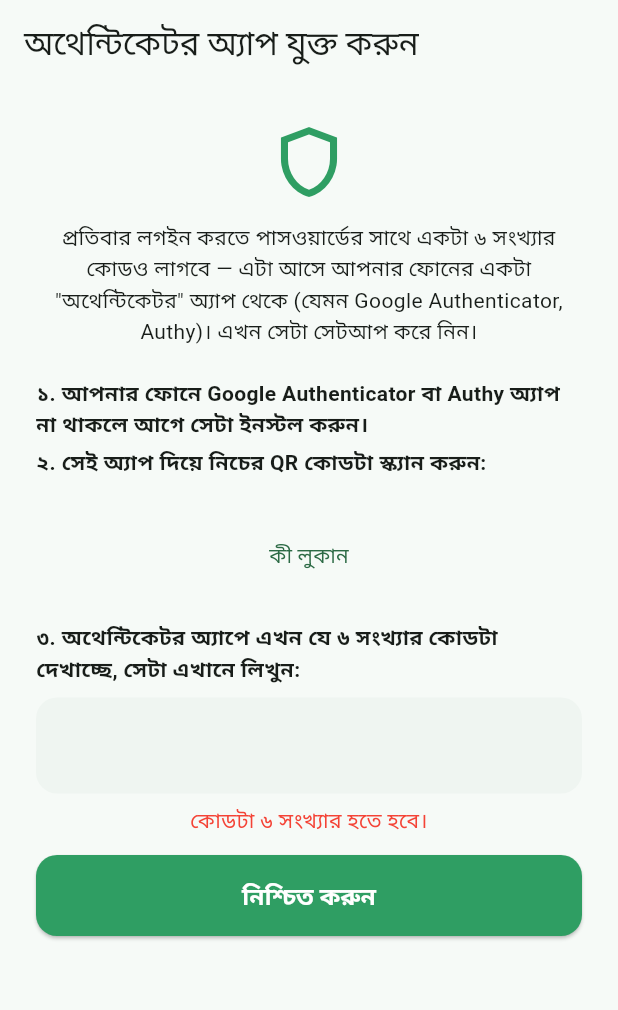
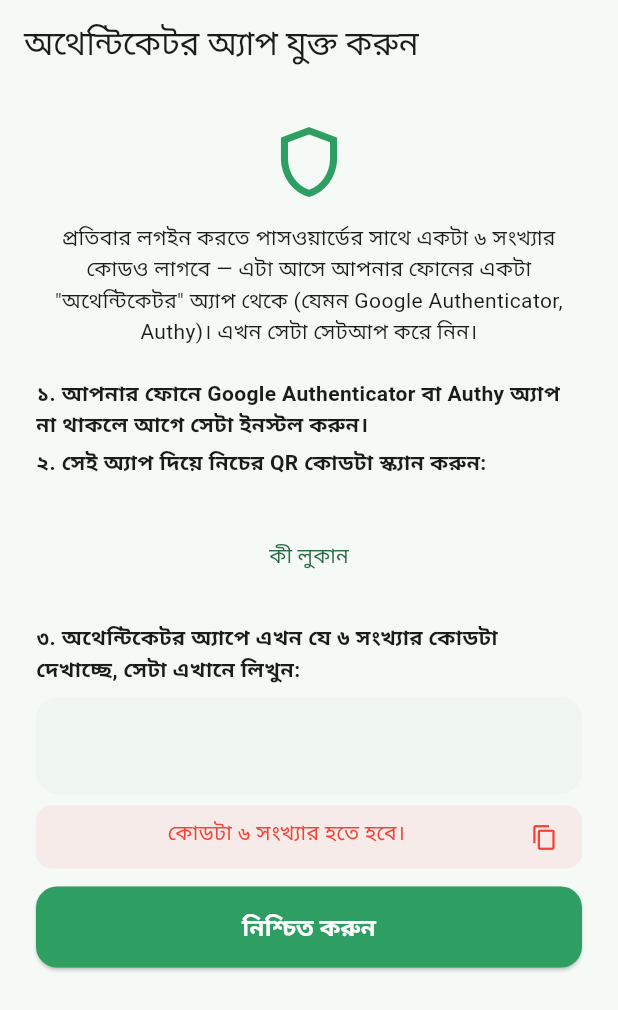
Before and after one commit to mamun-qamarix/parsonal, a Flutter app: the TotpSetupScreen screen opened directly, after a tap on "স্ক্যান করতে না পারলে — কী হাতে টাইপ করু", after a tap on "নিশ্চিত করুন", on a phone screen of 412 x 824 dp. Shown: the top 1010 px of the screen. Run offline on Flutter 3.47's test engine with Material 3 defaults, Android fonts, the phone set to English and light mode, and no system bars; our stand-ins replace camera, dio, file_picker, flutter_secure_storage, image_picker, qr_flutter and 2 more; missing offline and left inert: cryptography, google_mlkit_face_detection, mobile_scanner, record; accounts and stored records are empty; network calls fail.

Commit message:
Add copy button to error messages app-wide
New widgets/error_message_box.dart: shows an error with a small copy
icon next to it, and a showCopyableErrorSnackBar() helper adding a 'কপি'
action to SnackBar-based errors. Applied everywhere an API error is
displayed (onboarding, login, TOTP setup/verify, face verify, create
entry, consent decisions, settings) so the exact text can be copied and
reported instead of retyped or screenshotted.

```diff
--- a/mobile_app/lib/screens/auth/face_verify_screen.dart
+++ b/mobile_app/lib/screens/auth/face_verify_screen.dart
@@ -5,6 +5,7 @@ import '../../core/network/error_helper.dart';
 import '../../core/theme/app_theme.dart';
 import '../../providers/session_provider.dart';
 import '../../services/auth_service.dart';
+import '../../widgets/error_message_box.dart';
 import 'face_capture_screen.dart';
 
 class FaceVerifyScreen extends StatefulWidget {
@@ -65,7 +66,7 @@ class _FaceVerifyScreenState extends State<FaceVerifyScreen> {
               const SizedBox(height: 16),
               const Text('এবার নিশ্চিত করুন সত্যিই আপনি এসেছেন।', textAlign: TextAlign.center),
               const SizedBox(height: 24),
-              if (_error != null) Padding(padding: const EdgeInsets.only(bottom: 12), child: Text(_error!, style: const TextStyle(color: Colors.red), textAlign: TextAlign.center)),
+              if (_error != null) Padding(padding: const EdgeInsets.only(bottom: 12), child: ErrorMessageBox(_error!, textAlign: TextAlign.center)),
               ElevatedButton.icon(
                 icon: const Icon(Icons.camera_alt),
                 onPressed: _loading ? null : _start,
--- a/mobile_app/lib/screens/auth/login_screen.dart
+++ b/mobile_app/lib/screens/auth/login_screen.dart
@@ -6,6 +6,7 @@ import '../../core/security/duress_service.dart';
 import '../../core/theme/app_theme.dart';
 import '../../providers/session_provider.dart';
 import '../../services/auth_service.dart';
+import '../../widgets/error_message_box.dart';
 import '../../widgets/password_field.dart';
 import 'password_reset_screen.dart';
 
@@ -74,7 +75,7 @@ class _LoginScreenState extends State<LoginScreen> {
                 onSubmitted: (_) => _submit(),
               ),
               const SizedBox(height: 16),
-              if (_error != null) Padding(padding: const EdgeInsets.only(bottom: 12), child: Text(_error!, style: const TextStyle(color: Colors.red))),
+              if (_error != null) Padding(padding: const EdgeInsets.only(bottom: 12), child: ErrorMessageBox(_error!, textAlign: TextAlign.center)),
               ElevatedButton(
                 onPressed: _loading ? null : _submit,
                 child: _loading ? const SizedBox(height: 20, width: 20, child: CircularProgressIndicator(strokeWidth: 2)) : const Text('পরবর্তী'),
--- a/mobile_app/lib/screens/auth/totp_setup_screen.dart
+++ b/mobile_app/lib/screens/auth/totp_setup_screen.dart
@@ -6,6 +6,7 @@ import '../../core/network/error_helper.dart';
 import '../../core/theme/app_theme.dart';
 import '../../providers/session_provider.dart';
 import '../../services/auth_service.dart';
+import '../../widgets/error_message_box.dart';
 
 /// Mandatory one-time step after claiming a role: scan the TOTP secret into
 /// an authenticator app (Google Authenticator, Authy, etc) and prove it by
@@ -97,7 +98,7 @@ class _TotpSetupScreenState extends State<TotpSetupScreen> {
                 decoration: const InputDecoration(counterText: ''),
                 onSubmitted: (_) => _confirm(),
               ),
-              if (_error != null) Padding(padding: const EdgeInsets.only(top: 8), child: Text(_error!, style: const TextStyle(color: Colors.red), textAlign: TextAlign.center)),
+              if (_error != null) Padding(padding: const EdgeInsets.only(top: 8), child: ErrorMessageBox(_error!, textAlign: TextAlign.center)),
               const SizedBox(height: 12),
               ElevatedButton(
                 onPressed: _loading ? null : _confirm,
--- a/mobile_app/lib/screens/auth/totp_verify_screen.dart
+++ b/mobile_app/lib/screens/auth/totp_verify_screen.dart
@@ -5,6 +5,7 @@ import '../../core/network/error_helper.dart';
 import '../../core/theme/app_theme.dart';
 import '../../providers/session_provider.dart';
 import '../../services/auth_service.dart';
+import '../../widgets/error_message_box.dart';
 
 /// Second mandatory login step: enter the current code from the
 /// authenticator app. If face verification is also enabled for this
@@ -78,7 +79,7 @@ class _TotpVerifyScreenState extends State<TotpVerifyScreen> {
                 decoration: const InputDecoration(counterText: ''),
                 onSubmitted: (_) => _submit(),
               ),
-              if (_error != null) Padding(padding: const EdgeInsets.only(top: 8), child: Text(_error!, style: const TextStyle(color: Colors.red), textAlign: TextAlign.center)),
+              if (_error != null) Padding(padding: const EdgeInsets.only(top: 8), child: ErrorMessageBox(_error!, textAlign: TextAlign.center)),
               const SizedBox(height: 16),
               ElevatedButton(
                 onPressed: _loading ? null : _submit,
--- a/mobile_app/lib/screens/onboarding/claim_role_screen.dart
+++ b/mobile_app/lib/screens/onboarding/claim_role_screen.dart
@@ -4,6 +4,7 @@ import 'package:provider/provider.dart';
 import '../../core/network/error_helper.dart';
 import '../../providers/session_provider.dart';
 import '../../services/auth_service.dart';
+import '../../widgets/error_message_box.dart';
 import '../../widgets/password_field.dart';
 
 class ClaimRoleScreen extends StatefulWidget {
@@ -98,7 +99,7 @@ class _ClaimRoleScreenState extends State<ClaimRoleScreen> {
                 style: TextStyle(color: Colors.grey, fontSize: 12),
               ),
               const SizedBox(height: 20),
-              if (_error != null) Padding(padding: const EdgeInsets.only(bottom: 12), child: Text(_error!, style: const TextStyle(color: Colors.red))),
+              if (_error != null) Padding(padding: const EdgeInsets.only(bottom: 12), child: ErrorMessageBox(_error!)),
               ElevatedButton(
                 onPressed: _loading ? null : _submit,
                 child: _loading ? const SizedBox(height: 20, width: 20, child: CircularProgressIndicator(strokeWidth: 2)) : const Text('পরবর্তী ধাপ'),
--- a/mobile_app/lib/screens/onboarding/welcome_screen.dart
+++ b/mobile_app/lib/screens/onboarding/welcome_screen.dart
@@ -3,6 +3,7 @@ import 'dart:convert';
 import 'package:flutter/material.dart';
 
 import '../../core/theme/app_theme.dart';
+import '../../widgets/error_message_box.dart';
 import 'claim_role_screen.dart';
 import 'scan_setup_screen.dart';
 
@@ -101,7 +102,7 @@ class _WelcomeScreenState extends State<WelcomeScreen> {
               ],
               if (_error != null) ...[
                 const SizedBox(height: 12),
-                Text(_error!, style: const TextStyle(color: AppColors.rejected)),
+                ErrorMessageBox(_error!),
               ],
             ],
           ),
--- a/mobile_app/lib/screens/settings/settings_screen.dart
+++ b/mobile_app/lib/screens/settings/settings_screen.dart
@@ -8,6 +8,7 @@ import '../../core/theme/app_theme.dart';
 import '../../providers/session_provider.dart';
 import '../../services/auth_service.dart';
 import '../../services/profile_service.dart';
+import '../../widgets/error_message_box.dart';
 import '../../widgets/password_field.dart';
 import '../auth/face_capture_screen.dart';
 import '../onboarding/welcome_screen.dart';
@@ -80,7 +81,7 @@ class _SettingsScreenState extends State<SettingsScreen> {
       }
       if (mounted) setState(() => _faceVerificationEnabled = value);
     } catch (e) {
-      if (mounted) ScaffoldMessenger.of(context).showSnackBar(SnackBar(content: Text(describeApiError(e))));
+      if (mounted) showCopyableErrorSnackBar(context, describeApiError(e));
     } finally {
       if (mounted) setState(() => _faceToggleBusy = false);
     }
--- a/mobile_app/lib/screens/vault/consent_requests_screen.dart
+++ b/mobile_app/lib/screens/vault/consent_requests_screen.dart
@@ -6,6 +6,7 @@ import '../../core/network/error_helper.dart';
 import '../../models/models.dart';
 import '../../providers/session_provider.dart';
 import '../../services/vault_service.dart';
+import '../../widgets/error_message_box.dart';
 import 'entry_detail_screen.dart';
 
 class ConsentRequestsScreen extends StatefulWidget {
@@ -37,7 +38,7 @@ class _ConsentRequestsScreenState extends State<ConsentRequestsScreen> {
       await _service.decideConsentRequest(req.id, approve);
     } catch (e) {
       if (mounted) {
-        ScaffoldMessenger.of(context).showSnackBar(SnackBar(content: Text(describeApiError(e))));
+        showCopyableErrorSnackBar(context, describeApiError(e));
       }
     }
     _load();
--- a/mobile_app/lib/screens/vault/create_entry_screen.dart
+++ b/mobile_app/lib/screens/vault/create_entry_screen.dart
@@ -9,6 +9,7 @@ import '../../models/models.dart';
 import '../../providers/session_provider.dart';
 import '../../services/media_service.dart';
 import '../../services/vault_service.dart';
+import '../../widgets/error_message_box.dart';
 
 class CreateEntryScreen extends StatefulWidget {
   final String contentType; // text | photo | video
@@ -128,7 +129,7 @@ class _CreateEntryScreenState extends State<CreateEntryScreen> {
                 ],
               ),
               const SizedBox(height: 20),
-              if (_error != null) Padding(padding: const EdgeInsets.only(bottom: 12), child: Text(_error!, style: const TextStyle(color: Colors.red))),
+              if (_error != null) Padding(padding: const EdgeInsets.only(bottom: 12), child: ErrorMessageBox(_error!)),
               ElevatedButton(
                 onPressed: _saving ? null : _submit,
                 child: _saving ? const SizedBox(height: 20, width: 20, child: CircularProgressIndicator(strokeWidth: 2)) : const Text('Save to vault'),
--- /dev/null
+++ b/mobile_app/lib/widgets/error_message_box.dart
@@ -0,0 +1,57 @@
+import 'package:flutter/material.dart';
+import 'package:flutter/services.dart';
+
+/// Shows an error in a SnackBar with a "কপি" action so the exact text can
+/// be copied and sent for troubleshooting, instead of retyping it.
+void showCopyableErrorSnackBar(BuildContext context, String message) {
+  ScaffoldMessenger.of(context).showSnackBar(
+    SnackBar(
+      content: Text(message),
+      duration: const Duration(seconds: 6),
+      action: SnackBarAction(
+        label: 'কপি',
+        onPressed: () => Clipboard.setData(ClipboardData(text: message)),
+      ),
+    ),
+  );
+}
+
+/// An error/status message with a copy button next to it, so the user can
+/// copy the exact text to report a problem instead of retyping/screenshotting it.
+class ErrorMessageBox extends StatelessWidget {
+  final String message;
+  final TextAlign textAlign;
+  const ErrorMessageBox(this.message, {super.key, this.textAlign = TextAlign.start});
+
+  Future<void> _copy(BuildContext context) async {
+    await Clipboard.setData(ClipboardData(text: message));
+    if (context.mounted) {
+      ScaffoldMessenger.of(context).showSnackBar(const SnackBar(content: Text('কপি হয়েছে'), duration: Duration(seconds: 1)));
+    }
+  }
+
+  @override
+  Widget build(BuildContext context) {
+    return Container(
+      padding: const EdgeInsets.symmetric(horizontal: 12, vertical: 8),
+      decoration: BoxDecoration(color: Colors.red.withValues(alpha: 0.08), borderRadius: BorderRadius.circular(10)),
+      child: Row(
+        crossAxisAlignment: CrossAxisAlignment.start,
+        children: [
+          Expanded(
+            child: Text(message, textAlign: textAlign, style: const TextStyle(color: Colors.red)),
+          ),
+          const SizedBox(width: 4),
+          InkWell(
+            borderRadius: BorderRadius.circular(20),
+            onTap: () => _copy(context),
+            child: const Padding(
+              padding: EdgeInsets.all(4),
+              child: Icon(Icons.copy_outlined, size: 18, color: Colors.red),
+            ),
+          ),
+        ],
+      ),
+    );
+  }
+}
```
